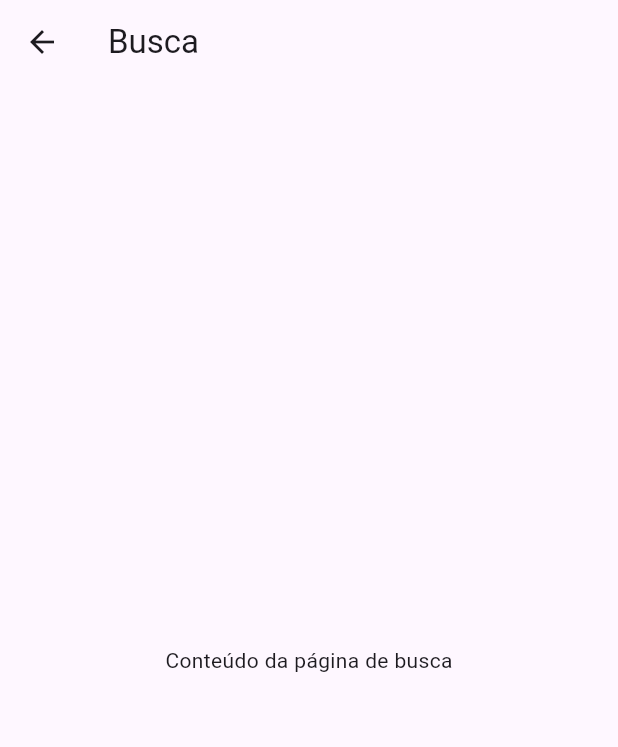
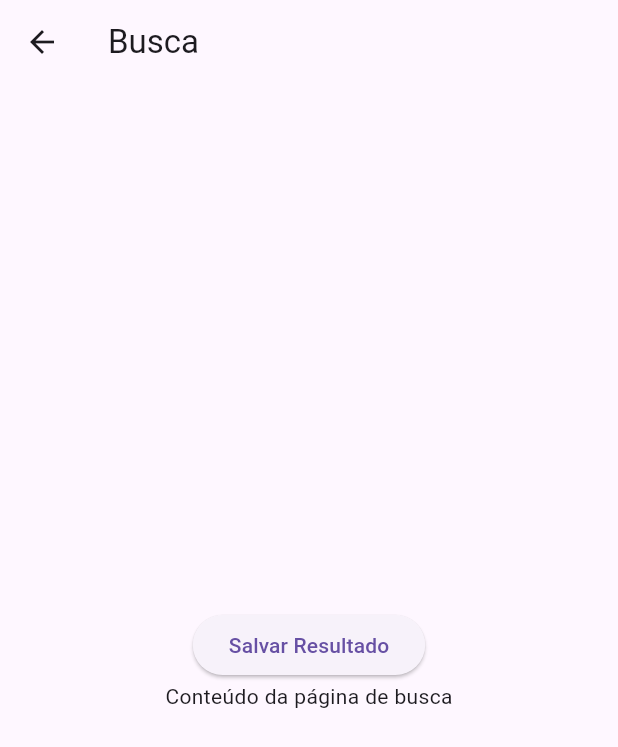
Before and after one commit to JoaoGabriel-hub/Sudoku-Dart, a Flutter app: the Busca screen opened by its route, on a phone screen of 412 x 824 dp. Shown: the top 747 px of the screen. Run offline on Flutter 3.47's test engine with Material 3 defaults, Android fonts, the phone set to English and light mode, and no system bars; our stand-ins replace sqflite_common, sqflite_common_ffi; missing offline and left inert: sudoku_dart; accounts and stored records are empty.

Commit message:
feat: criando função de salvar as infos do game

```diff
--- a/lib/pages/busca.dart
+++ b/lib/pages/busca.dart
@@ -6,17 +6,18 @@ import 'package:sqflite_common/sqlite_api.dart';
 import 'package:sqflite_common_ffi/sqflite_ffi.dart';
 import 'dart:io' as io;
 import 'package:path/path.dart' as p;
-import 'package:sudoku/pages/game.dart';
+import 'package:sudoku/pages/game.dart'; // Importa o arquivo com createTableRodadas
 
 class Busca extends StatefulWidget {
 
   @override
-  _BuscaState createState() => _BuscaState();
+  _Busca createState() => _Busca();
 }
 
-class _BuscaState extends State<Busca> {
+class _Busca extends State<Busca> {
 
-  _recoverDatabase() async {
+  // Método para inicializar o banco de dados
+  Future<Database> _recoverDatabase() async {
     sqfliteFfiInit();
     var databaseFactory = databaseFactoryFfi;
     final io.Directory appDocumentsDir = await getApplicationDocumentsDirectory();
@@ -29,26 +30,53 @@ class _BuscaState extends State<Busca> {
       options: OpenDatabaseOptions(
         version: 2,
         onCreate: (db, version) async {
-          await db.execute(createTableRodadas);
-          }
-        )
-      );
+          await db.execute(createTableRodadas); // Utiliza a tabela importada de game.dart
+        },
+      ),
+    );
     return db;
   }
 
+  // Função para salvar o resultado do jogo
+  Future<void> saveGameResult(String name, int level, int result) async {
+    try {
+      Database db = await _recoverDatabase(); // Recupera o banco de dados
+      await db.insert(
+        'rodadas',
+        {
+          'name': name,
+          'level': level,
+          'result': result,
+        },
+      );
+      print("Resultado salvo no banco de dados: {name: $name, level: $level, result: $result}");
+    } catch (e) {
+      print("Erro ao salvar o resultado no banco de dados: $e");
+    }
+  }
 
   @override
   Widget build(BuildContext context) {
+
     return Scaffold(
 
       appBar: AppBar(title: Text('Busca')),
 
       body: Center(
-
-        child: Text('Conteúdo da página de busca'),
-
-
-
+        child: Column(
+          mainAxisAlignment: MainAxisAlignment.center,
+          children: [
+            ElevatedButton(
+              onPressed: () async {
+                // Exemplo de como usar a função saveGameResult
+                await saveGameResult("Jogador1", 2, 1); // Salva um resultado fictício
+                print("Dados de exemplo salvos.");
+              },
+              child: Text("Salvar Resultado"),
+            ),
+            Text('Conteúdo da página de busca'),
+          ],
+        ),
       ),
     );
   }
```
Also changed, not shown: 1 other file.
